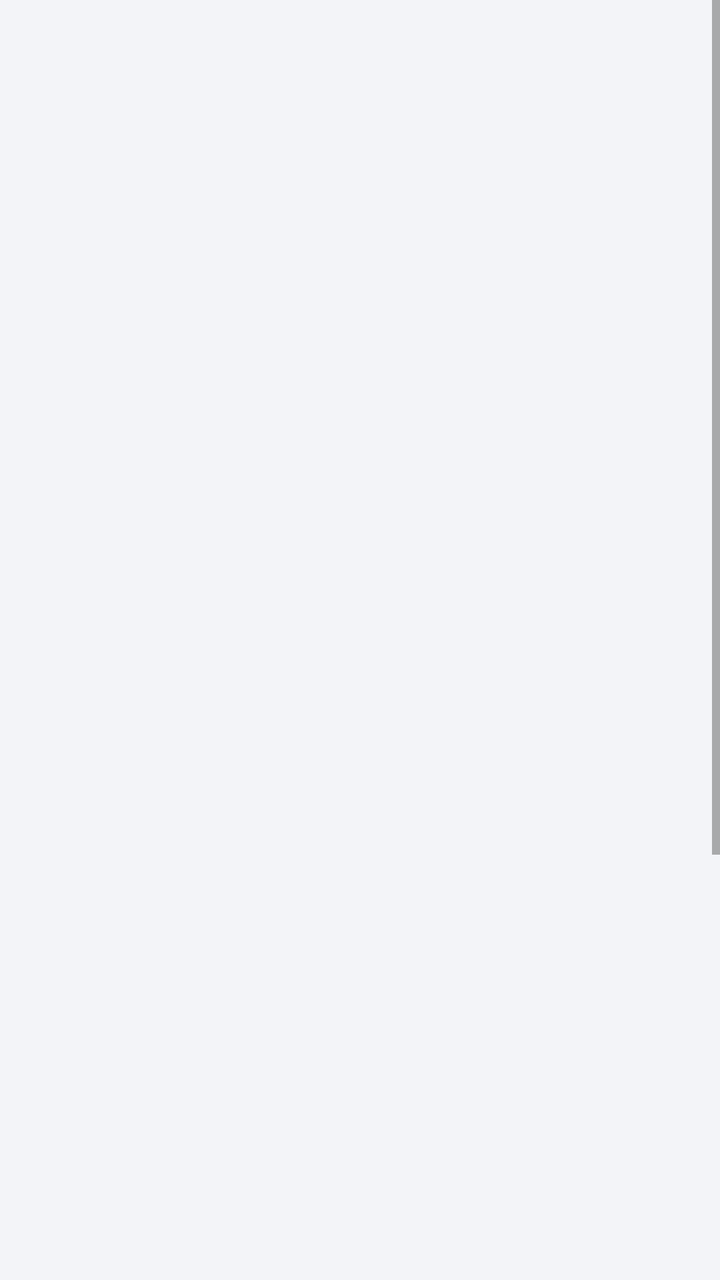
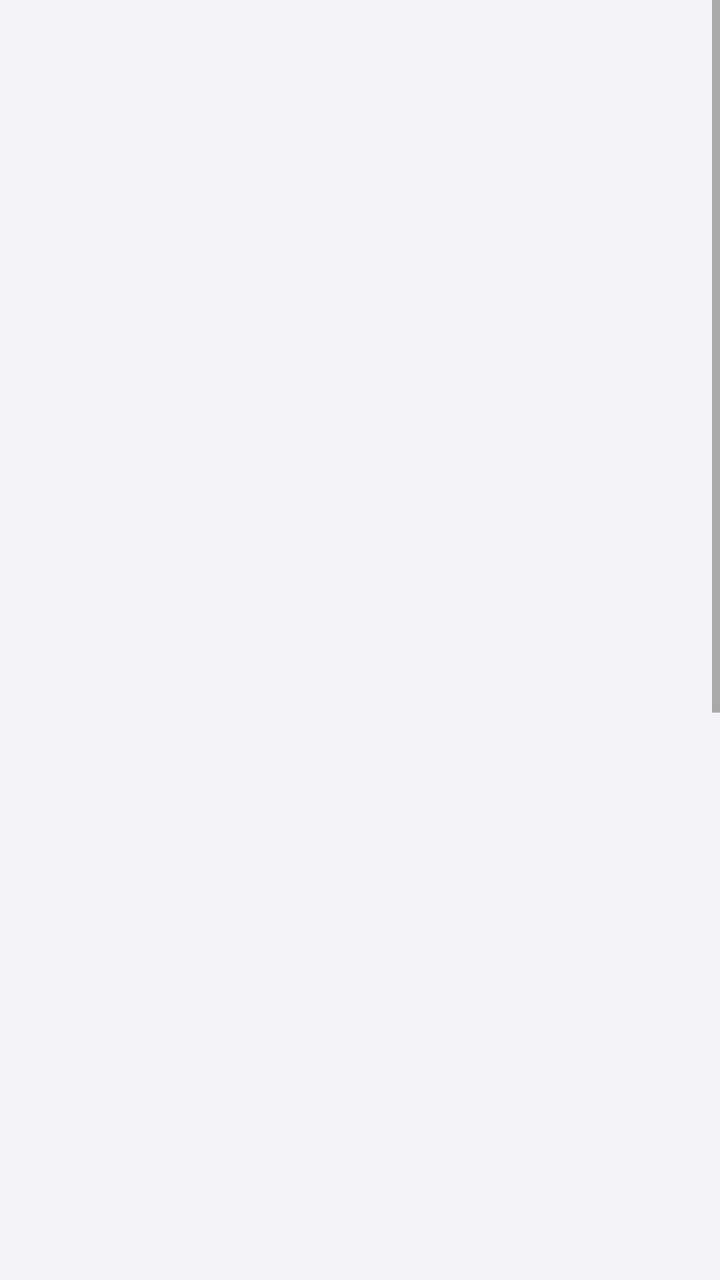

The first picture is an Android layout as it rendered before a commit; the second is the same layout after the commit. The layout source and the unified diff follow.
<!-- AndroidManifest.xml: application theme Theme.ModeEnfant -->
<!-- res/layout/activity_parent.xml -->
<?xml version="1.0" encoding="utf-8"?>
<ScrollView xmlns:android="http://schemas.android.com/apk/res/android"
    android:layout_width="match_parent"
    android:layout_height="match_parent"
    android:background="@color/parent_bg">

    <LinearLayout
        android:id="@+id/content"
        android:layout_width="match_parent"
        android:layout_height="wrap_content"
        android:orientation="vertical"
        android:padding="20dp"
        android:visibility="invisible">

        
        <LinearLayout style="@style/Card">
            <TextView style="@style/CardTitle" android:text="@string/step_service" />
            <TextView android:id="@+id/service_status" style="@style/CardText" />
            <Button
                android:id="@+id/service_btn"
                android:layout_width="wrap_content"
                android:layout_height="wrap_content"
                android:layout_marginTop="8dp"
                android:text="@string/open_accessibility" />
        </LinearLayout>

        
        <LinearLayout style="@style/Card">
            <TextView style="@style/CardTitle" android:text="@string/step_apps" />
            <TextView android:id="@+id/apps_count" style="@style/CardText" />
            <Button
                android:id="@+id/apps_btn"
                android:layout_width="wrap_content"
                android:layout_height="wrap_content"
                android:layout_marginTop="8dp"
                android:text="@string/choose_apps" />
        </LinearLayout>

        
        <LinearLayout style="@style/Card">
            <TextView style="@style/CardTitle" android:text="@string/step_duration" />
            <LinearLayout
                android:layout_width="match_parent"
                android:layout_height="wrap_content"
                android:gravity="center"
                android:orientation="horizontal">
                <Button
                    android:id="@+id/minus_btn"
                    android:layout_width="80dp"
                    android:layout_height="64dp"
                    android:text="−5"
                    android:textSize="22sp" />
                <TextView
                    android:id="@+id/duration"
                    android:layout_width="180dp"
                    android:layout_height="wrap_content"
                    android:gravity="center"
                    android:textColor="@color/text_main"
                    android:textSize="40sp"
                    android:textStyle="bold" />
                <Button
                    android:id="@+id/plus_btn"
                    android:layout_width="80dp"
                    android:layout_height="64dp"
                    android:text="+5"
                    android:textSize="22sp" />
            </LinearLayout>
            <LinearLayout
                android:id="@+id/presets"
                android:layout_width="match_parent"
                android:layout_height="wrap_content"
                android:layout_marginTop="8dp"
                android:gravity="center"
                android:orientation="horizontal" />
        </LinearLayout>

        <Button
            android:id="@+id/start_btn"
            android:layout_width="match_parent"
            android:layout_height="84dp"
            android:layout_marginBottom="16dp"
            android:backgroundTint="@color/accent"
            android:text="@string/start"
            android:textColor="#FFFFFF"
            android:textSize="24sp" />

        
        <LinearLayout style="@style/Card">
            <TextView style="@style/CardTitle" android:text="@string/options" />
            <CheckBox
                android:id="@+id/voice"
                android:layout_width="wrap_content"
                android:layout_height="wrap_content"
                android:text="@string/voice"
                android:textSize="16sp" />
            <TextView
                style="@style/CardText"
                android:layout_marginTop="10dp"
                android:text="@string/style_label"
                android:textSize="16sp" />
            <LinearLayout
                android:layout_width="match_parent"
                android:layout_height="wrap_content"
                android:layout_marginTop="4dp"
                android:orientation="horizontal">
                <Button
                    android:id="@+id/style_young"
                    android:layout_width="0dp"
                    android:layout_height="wrap_content"
                    android:layout_weight="1"
                    android:text="@string/style_young" />
                <Button
                    android:id="@+id/style_mature"
                    android:layout_width="0dp"
                    android:layout_height="wrap_content"
                    android:layout_marginStart="8dp"
                    android:layout_weight="1"
                    android:text="@string/style_mature" />
            </LinearLayout>
            <Button
                android:id="@+id/pin_btn"
                android:layout_width="wrap_content"
                android:layout_height="wrap_content"
                android:layout_marginTop="4dp"
                android:text="@string/change_pin" />
            <TextView
                style="@style/CardText"
                android:layout_marginTop="8dp"
                android:text="@string/help"
                android:textSize="14sp" />
        </LinearLayout>
    </LinearLayout>
</ScrollView>
<!-- resources referenced by this layout -->
<resources>
  <color name="accent">#FB8C00</color>
  <color name="parent_bg">#F3F4F8</color>
  <color name="text_main">#1F2335</color>
  <string name="change_pin">Change parent code</string>
  <string name="choose_apps">Choose apps</string>
  <string name="help">During a session, a long-press on the padlock lets parents add time or stop. Forgot the code? Answer the math question.</string>
  <string name="open_accessibility">Open accessibility settings</string>
  <string name="options">Options</string>
  <string name="start">▶  Start kid mode</string>
  <string name="step_apps">2. Allowed apps</string>
  <string name="step_duration">3. Session length</string>
  <string name="step_service">1. Watchdog service</string>
  <string name="style_label">Robot &amp; voice</string>
  <string name="style_mature">Big · ages 7–11</string>
  <string name="style_young">Little · ages 3–6</string>
  <string name="voice">Voice announcements before the end (10, 5, 2 and 1 min)</string>
  <style name="Card">
          <item name="android:layout_width">match_parent</item>
          <item name="android:layout_height">wrap_content</item>
          <item name="android:orientation">vertical</item>
          <item name="android:background">@drawable/card_bg</item>
          <item name="android:padding">18dp</item>
          <item name="android:layout_marginBottom">16dp</item>
      </style>
  <style name="CardText">
          <item name="android:layout_width">wrap_content</item>
          <item name="android:layout_height">wrap_content</item>
          <item name="android:textSize">16sp</item>
          <item name="android:textColor">@color/text_soft</item>
      </style>
  <style name="CardTitle">
          <item name="android:layout_width">wrap_content</item>
          <item name="android:layout_height">wrap_content</item>
          <item name="android:textSize">20sp</item>
          <item name="android:textStyle">bold</item>
          <item name="android:textColor">@color/text_main</item>
          <item name="android:layout_marginBottom">8dp</item>
      </style>
  <style name="Theme.ModeEnfant" parent="android:Theme.Material.Light.DarkActionBar">
          <item name="android:colorPrimary">@color/primary</item>
          <item name="android:colorPrimaryDark">@color/primary_dark</item>
          <item name="android:colorAccent">@color/accent</item>
      </style>
  <!-- drawable card_bg (drawable) -->
  <?xml version="1.0" encoding="utf-8"?>
  <shape xmlns:android="http://schemas.android.com/apk/res/android" android:shape="rectangle">
      <solid android:color="#FFFFFF" />
      <corners android:radius="16dp" />
      <stroke android:width="1dp" android:color="@color/card_stroke" />
  </shape>
  <color name="text_soft">#5B6075</color>
  <color name="primary">#3949AB</color>
  <color name="primary_dark">#283593</color>
  <color name="card_stroke">#DDE0EA</color>
</resources>

<!-- the commit's change to res/layout/activity_parent.xml (unified diff, before → after) -->
@@ -98,25 +98,106 @@
                 android:layout_marginTop="10dp"
                 android:text="@string/style_label"
                 android:textSize="16sp" />
+
+            
+            <LinearLayout
+                android:id="@+id/style_young_row"
+                android:layout_width="match_parent"
+                android:layout_height="wrap_content"
+                android:layout_marginTop="6dp"
+                android:gravity="center_vertical"
+                android:orientation="horizontal"
+                android:padding="10dp">
+                <ImageView
+                    android:id="@+id/style_young_img"
+                    android:layout_width="56dp"
+                    android:layout_height="56dp"
+                    android:contentDescription="@null" />
+                <TextView
+                    android:layout_width="0dp"
+                    android:layout_height="wrap_content"
+                    android:layout_marginStart="12dp"
+                    android:layout_weight="1"
+                    android:text="@string/style_young"
+                    android:textColor="@color/text_main"
+                    android:textSize="18sp"
+                    android:textStyle="bold" />
+                <Button
+                    android:id="@+id/preview_young"
+                    android:layout_width="wrap_content"
+                    android:layout_height="wrap_content"
+                    android:text="@string/listen" />
+            </LinearLayout>
+
+            
+            <LinearLayout
+                android:id="@+id/style_mature_row"
+                android:layout_width="match_parent"
+                android:layout_height="wrap_content"
+                android:layout_marginTop="6dp"
+                android:gravity="center_vertical"
+                android:orientation="horizontal"
+                android:padding="10dp">
+                <ImageView
+                    android:id="@+id/style_mature_img"
+                    android:layout_width="56dp"
+                    android:layout_height="56dp"
+                    android:contentDescription="@null" />
+                <TextView
+                    android:layout_width="0dp"
+                    android:layout_height="wrap_content"
+                    android:layout_marginStart="12dp"
+                    android:layout_weight="1"
+                    android:text="@string/style_mature"
+                    android:textColor="@color/text_main"
+                    android:textSize="18sp"
+                    android:textStyle="bold" />
+                <Button
+                    android:id="@+id/preview_mature"
+                    android:layout_width="wrap_content"
+                    android:layout_height="wrap_content"
+                    android:text="@string/listen" />
+            </LinearLayout>
+
+            <TextView
+                style="@style/CardText"
+                android:layout_marginTop="12dp"
+                android:text="@string/lang_label"
+                android:textSize="16sp" />
             <LinearLayout
                 android:layout_width="match_parent"
                 android:layout_height="wrap_content"
                 android:layout_marginTop="4dp"
                 android:orientation="horizontal">
                 <Button
-                    android:id="@+id/style_young"
-                    android:layout_width="0dp"
-                    android:layout_height="wrap_content"
-                    android:layout_weight="1"
-                    android:text="@string/style_young" />
-                <Button
-                    android:id="@+id/style_mature"
-                    android:layout_width="0dp"
-                    android:layout_height="wrap_content"
-                    android:layout_marginStart="8dp"
-                    android:layout_weight="1"
-                    android:text="@string/style_mature" />
-            </LinearLayout>
+                    android:id="@+id/lang_auto"
+                    android:layout_width="0dp"
+                    android:layout_height="wrap_content"
+                    android:layout_weight="1"
+                    android:text="Auto" />
+                <Button
+                    android:id="@+id/lang_fr"
+                    android:layout_width="0dp"
+                    android:layout_height="wrap_content"
+                    android:layout_marginStart="6dp"
+                    android:layout_weight="1"
+                    android:text="FR" />
+                <Button
+                    android:id="@+id/lang_en"
+                    android:layout_width="0dp"
+                    android:layout_height="wrap_content"
+                    android:layout_marginStart="6dp"
+                    android:layout_weight="1"
+                    android:text="EN" />
+                <Button
+                    android:id="@+id/lang_es"
+                    android:layout_width="0dp"
+                    android:layout_height="wrap_content"
+                    android:layout_marginStart="6dp"
+                    android:layout_weight="1"
+                    android:text="ES" />
+            </LinearLayout>
+
             <Button
                 android:id="@+id/pin_btn"
                 android:layout_width="wrap_content"
<!-- resource entries referenced after the edit -->
@@ -6,6 +6,8 @@
   <string name="change_pin">Change parent code</string>
   <string name="choose_apps">Choose apps</string>
   <string name="help">During a session, a long-press on the padlock lets parents add time or stop. Forgot the code? Answer the math question.</string>
+  <string name="lang_label">Language</string>
+  <string name="listen">Listen</string>
   <string name="open_accessibility">Open accessibility settings</string>
   <string name="options">Options</string>
   <string name="start">▶  Start kid mode</string>
